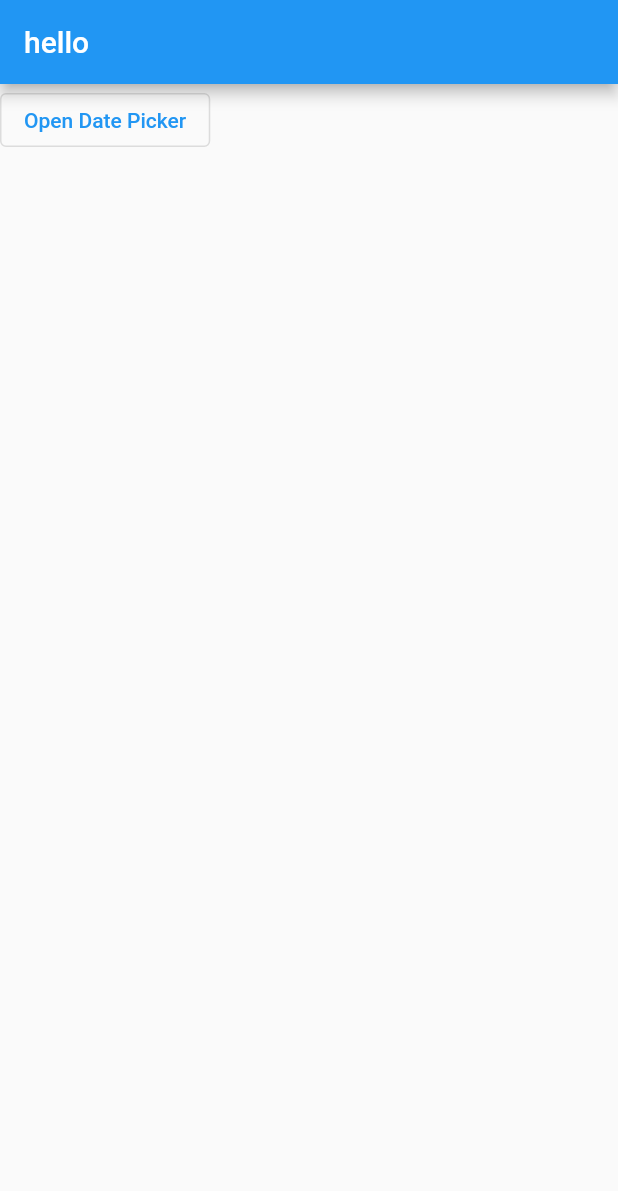
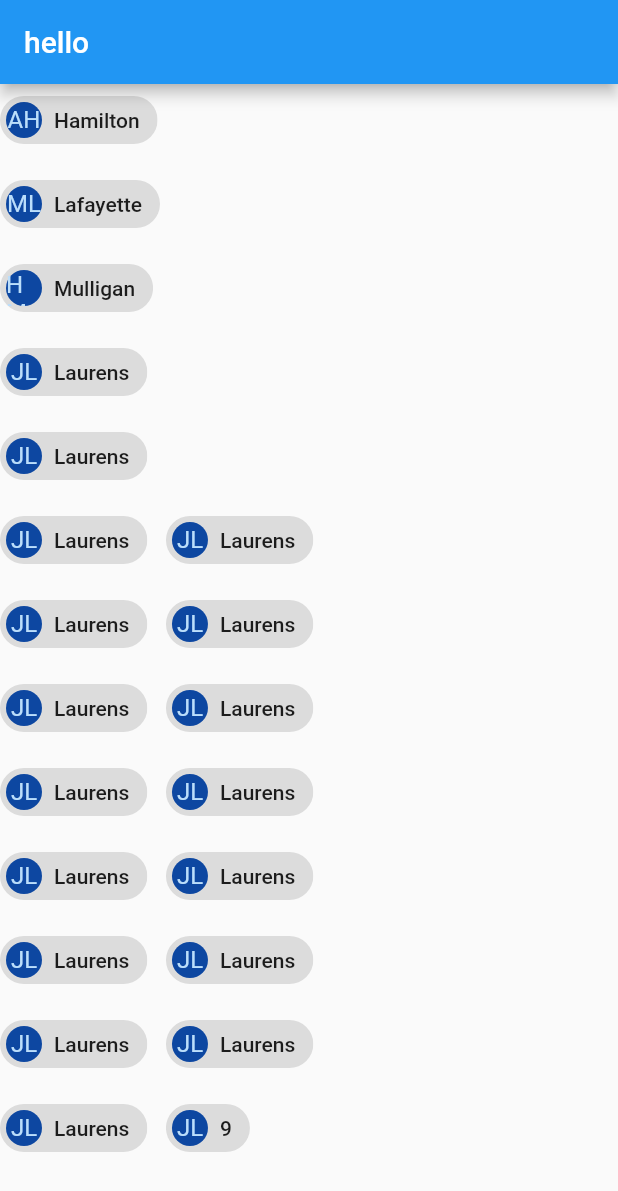
Before and after one commit to qq2339300630/cjj_flutter_ui_study, a Flutter app: the screen it shows after launch, on a phone screen of 412 x 824 dp. Shown: the top 1191 px of the screen. Run offline on Flutter 3.47's test engine with Material 2 defaults, Android fonts, the phone set to English and light mode, and no system bars.

Commit message:
简单ui

```diff
--- a/lib/ui/lin.dart
+++ b/lib/ui/lin.dart
@@ -51,7 +51,8 @@ class MyRow2 extends StatelessWidget {
 class MyColumn extends StatelessWidget {
   @override
   Widget build(BuildContext context) {
-     return Column(children: [
+    return Column(
+      children: [
         Text(
           'Deliver features faster',
           textAlign: TextAlign.center,
@@ -65,9 +66,13 @@ class MyColumn extends StatelessWidget {
           fit: BoxFit.contain,
           child: FlutterLogo(),
         )),
-       const Image(image: NetworkImage('https://flutter.github.io/assets-for-api-docs/assets/widgets/owl.jpg')),
-       Image.network('https://flutter.github.io/assets-for-api-docs/assets/widgets/owl-2.jpg')
-     ],);
+        const Image(
+            image: NetworkImage(
+                'https://flutter.github.io/assets-for-api-docs/assets/widgets/owl.jpg')),
+        Image.network(
+            'https://flutter.github.io/assets-for-api-docs/assets/widgets/owl-2.jpg')
+      ],
+    );
   }
 }
 
@@ -107,3 +112,106 @@ class MyRow3 extends StatelessWidget {
         ));
   }
 }
+
+class MyWrap extends StatelessWidget {
+  @override
+  Widget build(BuildContext context) {
+    return Wrap(
+      alignment: WrapAlignment.end,
+      direction: Axis.vertical,
+      spacing: 8.0,
+      runSpacing: 4.0,
+      children: [
+        Chip(
+          avatar: CircleAvatar(
+              backgroundColor: Colors.blue.shade900, child: const Text('AH')),
+          label: const Text('Hamilton'),
+        ),
+        Chip(
+          avatar: CircleAvatar(
+              backgroundColor: Colors.blue.shade900, child: const Text('ML')),
+          label: const Text('Lafayette'),
+        ),
+        Chip(
+          avatar: CircleAvatar(
+              backgroundColor: Colors.blue.shade900, child: const Text('HM')),
+          label: const Text('Mulligan'),
+        ),
+        Chip(
+          avatar: CircleAvatar(
+              backgroundColor: Colors.blue.shade900, child: const Text('JL')),
+          label: const Text('Laurens'),
+        ),
+        Chip(
+          avatar: CircleAvatar(
+              backgroundColor: Colors.blue.shade900, child: const Text('JL')),
+          label: const Text('Laurens'),
+        ), Chip(
+          avatar: CircleAvatar(
+              backgroundColor: Colors.blue.shade900, child: const Text('JL')),
+          label: const Text('Laurens'),
+        ), Chip(
+          avatar: CircleAvatar(
+              backgroundColor: Colors.blue.shade900, child: const Text('JL')),
+          label: const Text('Laurens'),
+        ), Chip(
+          avatar: CircleAvatar(
+              backgroundColor: Colors.blue.shade900, child: const Text('JL')),
+          label: const Text('Laurens'),
+        ), Chip(
+          avatar: CircleAvatar(
+              backgroundColor: Colors.blue.shade900, child: const Text('JL')),
+          label: const Text('Laurens'),
+        ), Chip(
+          avatar: CircleAvatar(
+              backgroundColor: Colors.blue.shade900, child: const Text('JL')),
+          label: const Text('Laurens'),
+        ), Chip(
+          avatar: CircleAvatar(
+              backgroundColor: Colors.blue.shade900, child: const Text('JL')),
+          label: const Text('Laurens'),
+        ), Chip(
+          avatar: CircleAvatar(
+              backgroundColor: Colors.blue.shade900, child: const Text('JL')),
+          label: const Text('Laurens'),
+        ), Chip(
+          avatar: CircleAvatar(
+              backgroundColor: Colors.blue.shade900, child: const Text('JL')),
+          label: const Text('Laurens'),
+        ), Chip(
+          avatar: CircleAvatar(
+              backgroundColor: Colors.blue.shade900, child: const Text('JL')),
+          label: const Text('Laurens'),
+        ), Chip(
+          avatar: CircleAvatar(
+              backgroundColor: Colors.blue.shade900, child: const Text('JL')),
+          label: const Text('Laurens'),
+        ), Chip(
+          avatar: CircleAvatar(
+              backgroundColor: Colors.blue.shade900, child: const Text('JL')),
+          label: const Text('Laurens'),
+        ), Chip(
+          avatar: CircleAvatar(
+              backgroundColor: Colors.blue.shade900, child: const Text('JL')),
+          label: const Text('Laurens'),
+        ), Chip(
+          avatar: CircleAvatar(
+              backgroundColor: Colors.blue.shade900, child: const Text('JL')),
+          label: const Text('Laurens'),
+        ), Chip(
+          avatar: CircleAvatar(
+              backgroundColor: Colors.blue.shade900, child: const Text('JL')),
+          label: const Text('Laurens'),
+        ), Chip(
+          avatar: CircleAvatar(
+              backgroundColor: Colors.blue.shade900, child: const Text('JL')),
+          label: const Text('Laurens'),
+        ), Chip(
+          avatar: CircleAvatar(
+              backgroundColor: Colors.blue.shade900, child: const Text('JL')),
+          label: const Text('9'),
+        ),
+      ],
+    );
+  }
+}
```
Also changed, not shown: lib/main.dart (+10 -14 lines), lib/ui/card.dart (added, +56 -0 lines), lib/ui/dialog.dart (added, +146 -0 lines), lib/ui/other.dart (added, +177 -0 lines), lib/ui/progress.dart (added, +48 -0 lines), lib/ui/state.dart (added, +34 -0 lines), lib/ui/table.dart (added, +86 -0 lines). Lines whose indentation alone changed are shown as unchanged.
